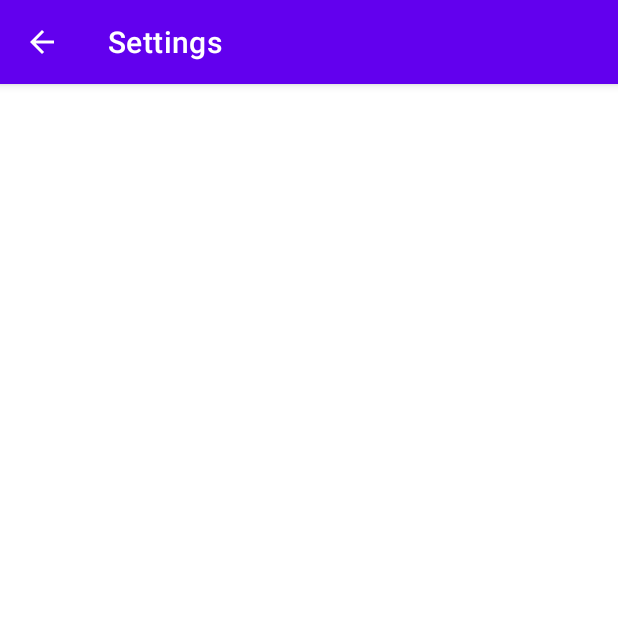
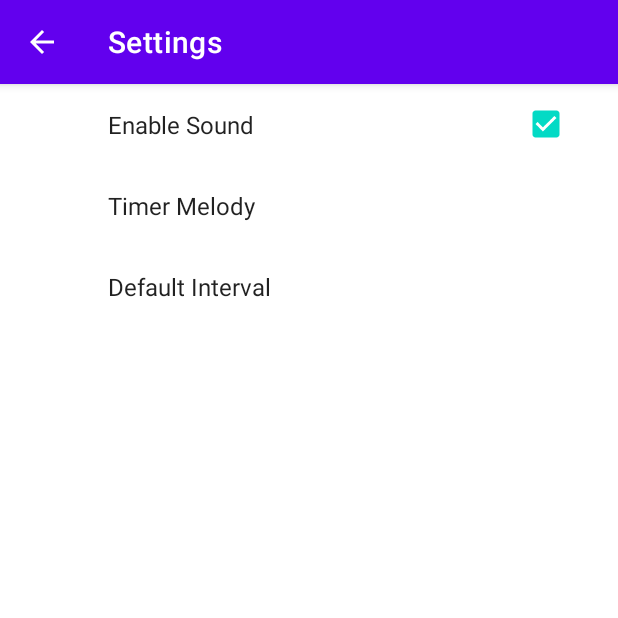
Before and after one commit to KornevSergei/CoolTimer, an Android app: the SettingsActivity screen opened directly, with no data from a screen before it, on a phone screen of 412 x 824 dp, the top half of it. Run offline under Robolectric (Android 15) with nearby library versions, the phone set to English and light mode, and no system bars; our stand-ins replace androidx.preference.

Commit message:
Commit 3

```diff
--- a/app/build.gradle
+++ b/app/build.gradle
@@ -36,4 +36,6 @@ dependencies {
     testImplementation 'junit:junit:4.+'
     androidTestImplementation 'androidx.test.ext:junit:1.1.2'
     androidTestImplementation 'androidx.test.espresso:espresso-core:3.3.0'
+
+    implementation 'androidx.preference:preference:1.1.0-rc01'
 }
--- /dev/null
+++ b/app/src/main/java/com/example/cooltimer/SettingsFragment.java
@@ -0,0 +1,122 @@
+package com.example.cooltimer;
+
+//создали класс для элементов настроек
+
+import android.content.SharedPreferences;
+import android.os.Bundle;
+import android.preference.PreferenceFragment;
+import android.widget.Toast;
+
+import androidx.annotation.Nullable;
+import androidx.preference.CheckBoxPreference;
+import androidx.preference.EditTextPreference;
+import androidx.preference.ListPreference;
+import androidx.preference.Preference;
+import androidx.preference.PreferenceFragmentCompat;
+import androidx.preference.PreferenceManager;
+import androidx.preference.PreferenceScreen;
+
+//имплементируемся что бы изменения были сразу а не пересоздавая активити
+public class SettingsFragment extends PreferenceFragmentCompat implements SharedPreferences.OnSharedPreferenceChangeListener, Preference.OnPreferenceChangeListener {
+    @Override
+    public void onCreatePreferences(Bundle savedInstanceState, String rootKey) {
+        //добавляем элементы настроек из хмл
+        addPreferencesFromResource(R.xml.timer_preferences);
+
+
+        //делаем возможность видеть в настройках выбраную мелодию
+        SharedPreferences sharedPreferences = getPreferenceScreen().getSharedPreferences();
+
+        PreferenceScreen preferenceScreen = getPreferenceScreen();
+        //создаём колличество натсроек
+        int count = preferenceScreen.getPreferenceCount();
+
+        //проходим циклом по элементам и получаем выбранный
+        for (int i = 0; i < count; i++) {
+            Preference preference = preferenceScreen.getPreference(i);
+
+            //проверяем что бы настройки не косались чекбокс
+            if (!(preference instanceof CheckBoxPreference)) {
+                //присваиваем и вызываем метод
+                String value = sharedPreferences.getString(preference.getKey(), "");
+                //вызываем метод  и передаем параметры
+                setPreferenceLabel(preference, value);
+            }
+        }
+
+        //делаем слушатель для конкретной настройки
+        Preference preference = findPreference("default_interval");
+        preference.setOnPreferenceChangeListener(this);
+
+    }
+
+    //вспомогательный метод ля определения элемента настройки
+    private void setPreferenceLabel(Preference preference, String value) {
+        //если параметр лист преференс то выполняем
+        if (preference instanceof ListPreference) {
+            //создаём обьект класса
+            ListPreference listPreference = (ListPreference) preference;
+            //определяем позицию и передаём строку
+            int index = listPreference.findIndexOfValue(value);
+
+            if (index >= 0) {
+                //устанавливаем позицию по индексу
+                listPreference.setSummary(listPreference.getEntries()[index]);
+            }
+
+        } else if (preference instanceof EditTextPreference) {
+            preference.setSummary(value);
+        }
+
+    }
+
+    @Override
+    public void onSharedPreferenceChanged(SharedPreferences sharedPreferences, String key) {
+        //находим настройку по ключу
+        Preference preference = findPreference(key);
+        //исключаем чекбокс
+        if (!(preference instanceof CheckBoxPreference)) {
+            String value = sharedPreferences.getString(preference.getKey(), "");
+
+            //вызываем метод  и передаем параметры
+            setPreferenceLabel(preference, value);
+        }
+    }
+
+    //регистриуем лисенер и переопределяем
+    @Override
+    public void onCreate(@Nullable Bundle savedInstanceState) {
+        super.onCreate(savedInstanceState);
+
+        getPreferenceScreen().getSharedPreferences().registerOnSharedPreferenceChangeListener(this);
+    }
+
+    //снимаем с регистрации лисенер и переопределяем
+    @Override
+    public void onDestroy() {
+        super.onDestroy();
+
+        getPreferenceScreen().getSharedPreferences().unregisterOnSharedPreferenceChangeListener(this);
+    }
+
+    //еализуем метод для конкретной настройки
+    @Override
+    public boolean onPreferenceChange(Preference preference, Object newValue) {
+
+        Toast toast = Toast.makeText(getContext(), "Введи число!", Toast.LENGTH_SHORT);
+
+        if (preference.getKey().equals("default_interval")) {
+            String defaultIntervalString = (String) newValue;
+
+            try {
+                //пробуем распознать эту строку как целое число
+                int defaultInterval = Integer.parseInt(defaultIntervalString);
+                //если ошибка то выводим тост
+            } catch (NumberFormatException nef) {
+                toast.show();
+
+            }
+        }
+        return false;
+    }
+}
--- a/app/src/main/res/layout/activity_settings.xml
+++ b/app/src/main/res/layout/activity_settings.xml
@@ -1,9 +1,8 @@
 <?xml version="1.0" encoding="utf-8"?>
-<androidx.constraintlayout.widget.ConstraintLayout xmlns:android="http://schemas.android.com/apk/res/android"
-    xmlns:app="http://schemas.android.com/apk/res-auto"
-    xmlns:tools="http://schemas.android.com/tools"
+<fragment xmlns:android="http://schemas.android.com/apk/res/android"
+    android:id="@+id/activity_settings"
+    android:name="com.example.cooltimer.SettingsFragment"
     android:layout_width="match_parent"
-    android:layout_height="match_parent"
-    tools:context=".SettingsActivity">
+    android:layout_height="match_parent">
 
-</androidx.constraintlayout.widget.ConstraintLayout>
+</fragment>
--- /dev/null
+++ b/app/src/main/res/values/arrays.xml
@@ -0,0 +1,14 @@
+<?xml version="1.0" encoding="utf-8"?>
+<resources>
+
+    <array name="pref_timer_melody_labels">
+        <item>Bell</item>
+        <item>Laugh</item>
+    </array>
+
+    <array name="pref_timer_melody_values">
+        <item>bell</item>
+        <item>laugh</item>
+    </array>
+
+</resources>
--- a/app/src/main/res/values/themes.xml
+++ b/app/src/main/res/values/themes.xml
@@ -5,6 +5,8 @@
         <item name="colorPrimary">@color/purple_500</item>
         <item name="colorPrimaryVariant">@color/purple_700</item>
         <item name="colorOnPrimary">@color/white</item>
+        <item name="preferenceTheme">@style/PreferenceThemeOverlay</item>
+
         <!-- Secondary brand color. -->
         <item name="colorSecondary">@color/teal_200</item>
         <item name="colorSecondaryVariant">@color/teal_700</item>
--- /dev/null
+++ b/app/src/main/res/xml/timer_preferences.xml
@@ -0,0 +1,28 @@
+<?xml version="1.0" encoding="utf-8"?>
+<PreferenceScreen xmlns:android="http://schemas.android.com/apk/res/android"
+    xmlns:app="http://schemas.android.com/apk/res-auto">
+
+
+    <CheckBoxPreference
+        android:defaultValue="true"
+        android:key="enable_sound"
+        android:summaryOff="Sound Disable"
+        android:title="Enable Sound"
+        app:summaryOff="Sound Enable" />
+
+    <ListPreference
+        android:defaultValue="bell"
+        android:entries="@array/pref_timer_melody_labels"
+        android:entryValues="@array/pref_timer_melody_values"
+        android:key="timer_melody"
+        android:title="Timer Melody" />
+
+    <EditTextPreference
+        android:defaultValue="30"
+        android:key="default_interval"
+        android:title="Default Interval"
+
+        />
+
+
+</PreferenceScreen>
```
Also changed, not shown: app/src/main/java/com/example/cooltimer/MainActivity.java (+78 -12 lines), 1 other file.
